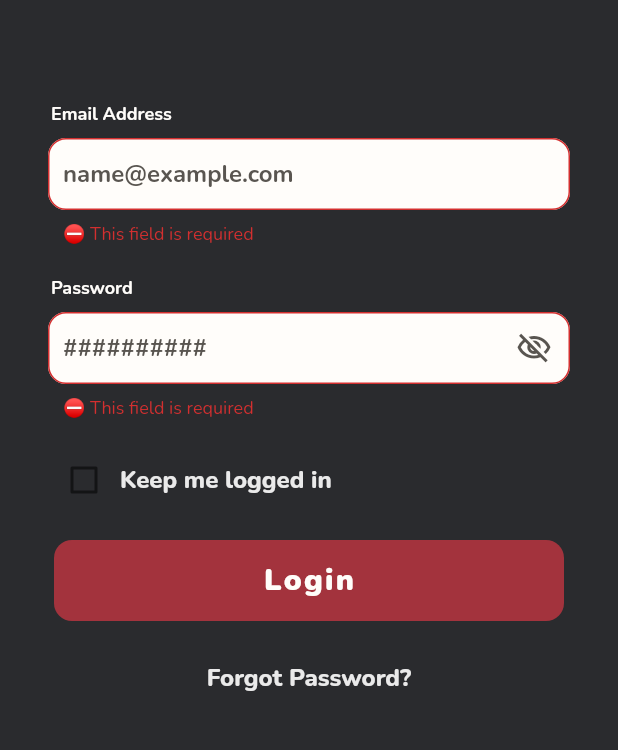
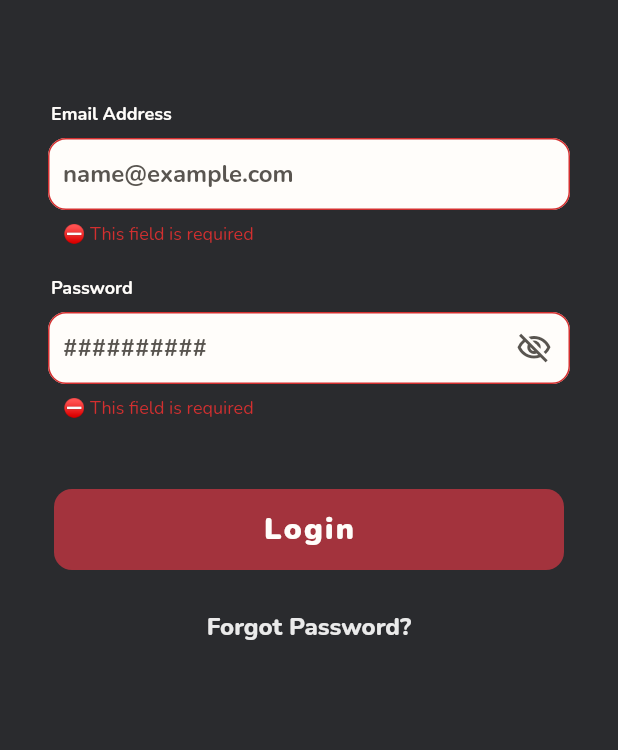
Before and after one commit to rabianurtunen0/Notely, a Flutter app: the Login screen opened directly, after a tap on "Login", on a phone screen of 412 x 824 dp, the part 261-1011 px from its top. Run offline on Flutter 3.47's test engine with Material 2 defaults, Android fonts, the phone set to English and light mode, and no system bars; our stand-ins replace cloud_firestore, firebase_auth, firebase_core, fluttertoast, get, hive; accounts and stored records are empty.

Commit message:
deficiencies have been resolved

```diff
--- a/lib/login.dart
+++ b/lib/login.dart
@@ -21,7 +21,7 @@ class _LoginState extends State<Login> {
   final _fromKey = GlobalKey<FormState>();
 
   bool _isVisible = true;
-
+  /*
   bool _isChecked = false;
   late Box box1;
 
@@ -48,6 +48,7 @@ class _LoginState extends State<Login> {
       setState(() {});
     }
   }
+  */
 
   @override
   Widget build(BuildContext context) {
@@ -236,6 +237,7 @@ class _LoginState extends State<Login> {
                     ),
                   ),
                 ),
+                /*
                 Container(
                   margin: const EdgeInsets.fromLTRB(0.0, 16.0, 0.0, 0.0),
                   child: Row(
@@ -261,10 +263,11 @@ class _LoginState extends State<Login> {
                     ],
                   ),
                 ),
+                */
                 Container(
                   width: 340,
                   alignment: Alignment.center,
-                  margin: const EdgeInsets.fromLTRB(0.0, 16.0, 0.0, 0.0),
+                  margin: const EdgeInsets.fromLTRB(0.0, 46.0, 0.0, 0.0),
                   child: Material(
                     elevation: 0,
                     borderRadius: BorderRadius.circular(12.0),
@@ -275,7 +278,7 @@ class _LoginState extends State<Login> {
                       onPressed: () {
                         login(emailEditingController.text,
                             passwordEditingController.text);
-                        _getData();
+                        //_getData();
                       },
                       child: const Text(
                         'Login',
@@ -339,7 +342,7 @@ class _LoginState extends State<Login> {
       });
     }
   }
-
+  /*
   void _getData() {
     if (_isChecked) {
       box1.put('email', emailEditingController.text);
@@ -349,4 +352,5 @@ class _LoginState extends State<Login> {
       box1.put('password', null);
     }
   }
+  */
 }
```
